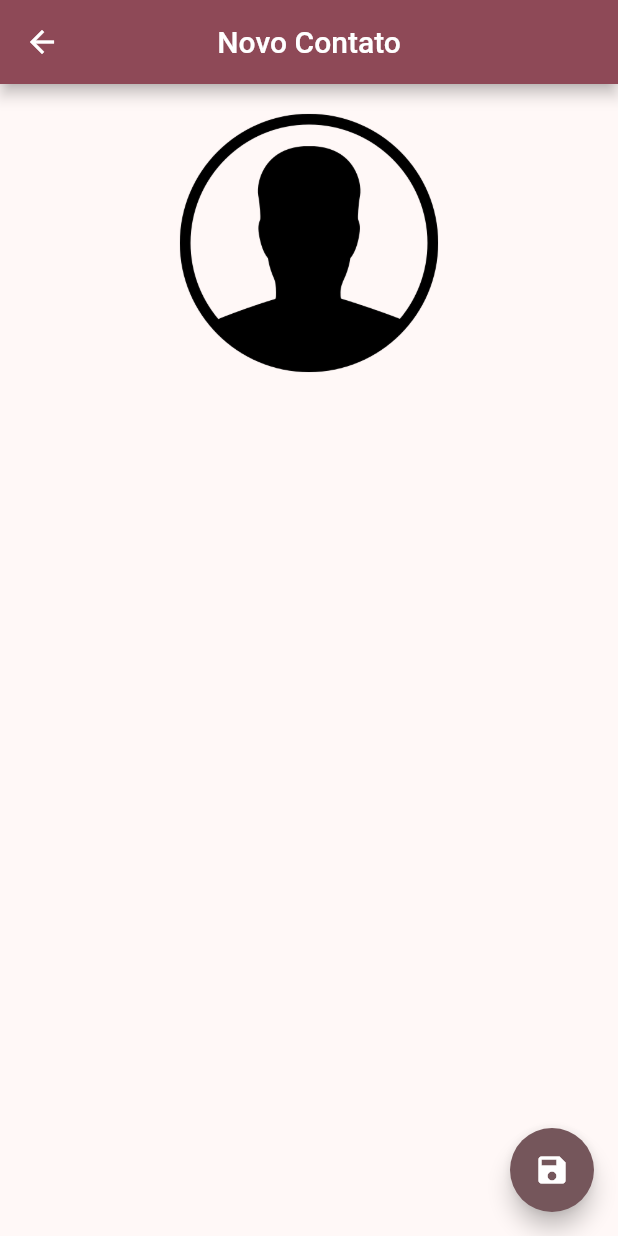
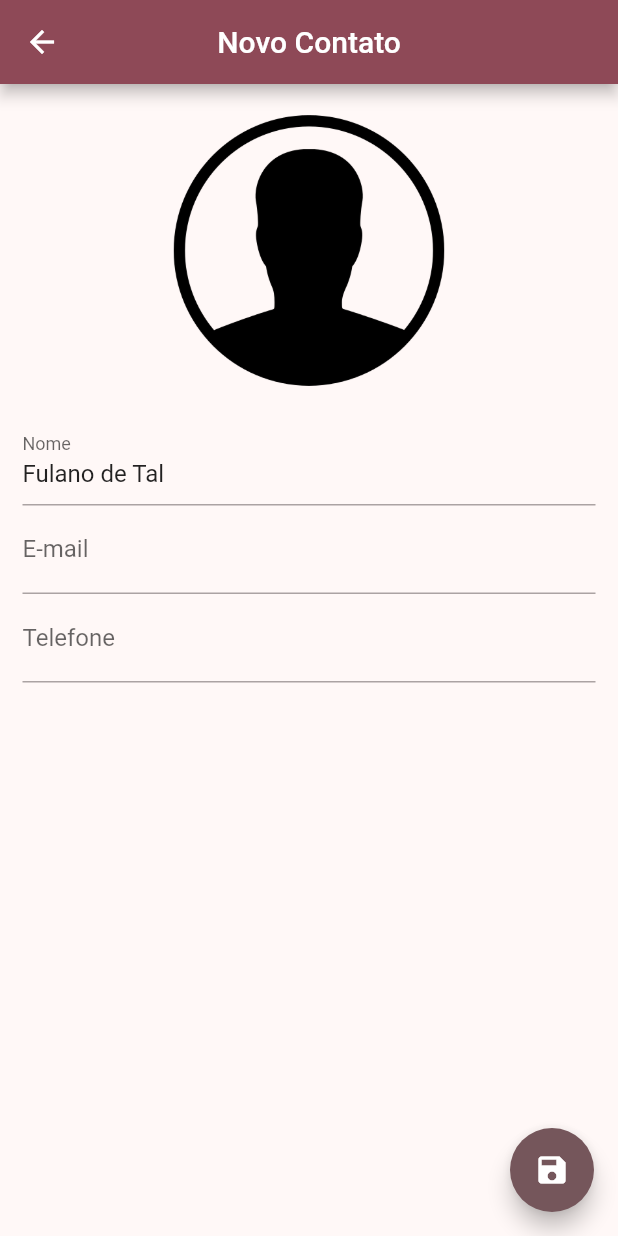
Before and after one commit to uespi-phb/prog4-20222, a Flutter app: the ContactPage screen opened by its route, on a phone screen of 412 x 824 dp. Run offline on Flutter 3.47's test engine with Material 2 defaults, Android fonts, the phone set to English and light mode, and no system bars; our stand-ins replace font_awesome_flutter.

Commit message:
Aula 2023-06-06

```diff
--- /dev/null
+++ b/agenda/lib/models/contact.dart
@@ -0,0 +1,13 @@
+class Contact {
+  final String id;
+  final String name;
+  final String email;
+  final String phone;
+
+  Contact(
+    this.id,
+    this.name,
+    this.email,
+    this.phone,
+  );
+}
--- a/agenda/lib/pages/contact_page.dart
+++ b/agenda/lib/pages/contact_page.dart
@@ -1,9 +1,53 @@
 import 'package:flutter/material.dart';
 
 import '../app/app_images.dart';
+import '../models/contact.dart';
 
-class ContactPage extends StatelessWidget {
-  const ContactPage({super.key});
+class ContactPage extends StatefulWidget {
+  final Contact? contact;
+
+  const ContactPage({
+    super.key,
+    this.contact,
+  });
+
+  @override
+  State<ContactPage> createState() => _ContactPageState();
+}
+
+class _ContactPageState extends State<ContactPage> {
+  final _formKey = GlobalKey<FormState>();
+
+  void _saveContact() {
+    _formKey.currentState?.validate();
+  }
+
+  String? isNotEmpty(String? text) {
+    if ((text == null) || text.isEmpty) {
+      return 'Este campo é obrigatório';
+    }
+    return null;
+  }
+
+  String? isEmail(String? text) {
+    if (isNotEmpty(text) == null) {
+      if (!text!.contains('@')) {
+        return 'E-mail inválido';
+      }
+    }
+
+    return null;
+  }
+
+  String? isPhoneNumber(String? text) {
+    if (isNotEmpty(text) == null) {
+      if (int.tryParse(text!) == null) {
+        return 'Número de telefone inválido';
+      }
+    }
+
+    return null;
+  }
 
   @override
   Widget build(BuildContext context) {
@@ -12,21 +56,50 @@ class ContactPage extends StatelessWidget {
         title: const Text('Novo Contato'),
         centerTitle: true,
       ),
-      floatingActionButton: const FloatingActionButton(
-        onPressed: null,
-        child: Icon(Icons.save),
+      floatingActionButton: FloatingActionButton(
+        onPressed: _saveContact,
+        child: const Icon(Icons.save),
       ),
-      body: Column(
+      body: SingleChildScrollView(
+        padding: const EdgeInsets.symmetric(horizontal: 15.0),
+        child: Column(
           crossAxisAlignment: CrossAxisAlignment.stretch,
           children: [
             Padding(
-            padding: const EdgeInsets.symmetric(horizontal: 100.0),
+              padding: const EdgeInsets.symmetric(horizontal: 80.0),
               child: Image.asset(
                 AppImages.person,
                 width: 120.0,
               ),
             ),
+            Form(
+              key: _formKey,
+              child: Column(
+                children: [
+                  TextFormField(
+                    initialValue: 'Fulano de Tal',
+                    decoration: const InputDecoration(
+                      labelText: 'Nome',
+                    ),
+                    validator: isNotEmpty,
+                  ),
+                  TextFormField(
+                    decoration: const InputDecoration(
+                      labelText: 'E-mail',
+                    ),
+                    validator: isEmail,
+                  ),
+                  TextFormField(
+                    decoration: const InputDecoration(
+                      labelText: 'Telefone',
+                    ),
+                    validator: isPhoneNumber,
+                  ),
                 ],
+              ),
+            ),
+          ],
+        ),
       ),
     );
   }
```
Lines whose indentation alone changed are shown as unchanged.
